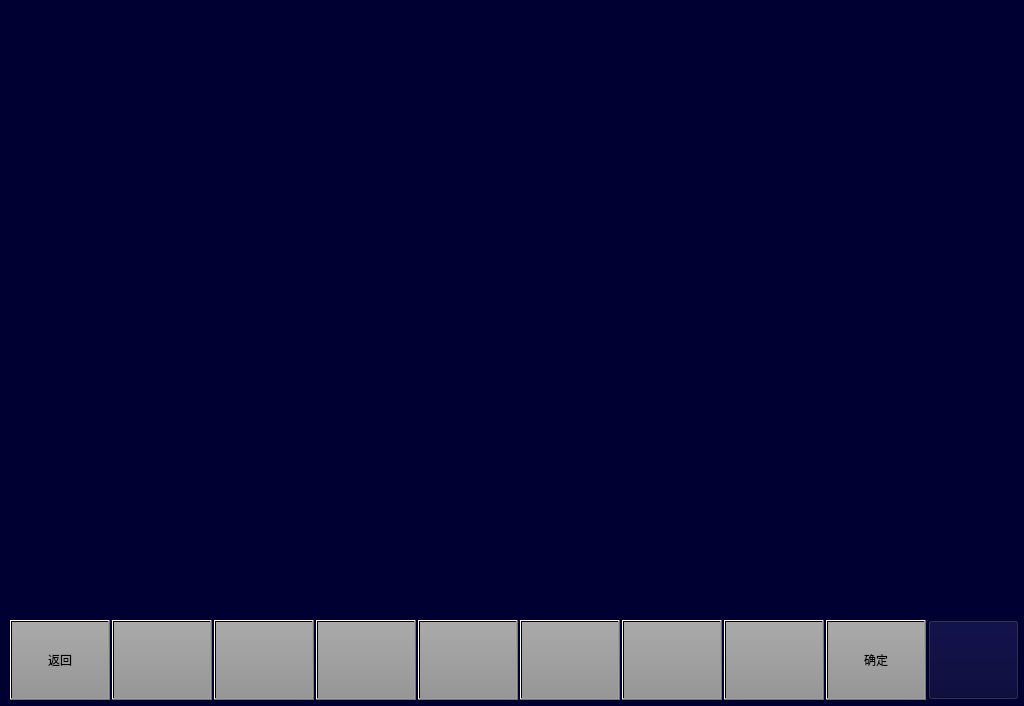
994656234/HHHTL1, file maintaincedatamanagepage.ui: the form before one commit.
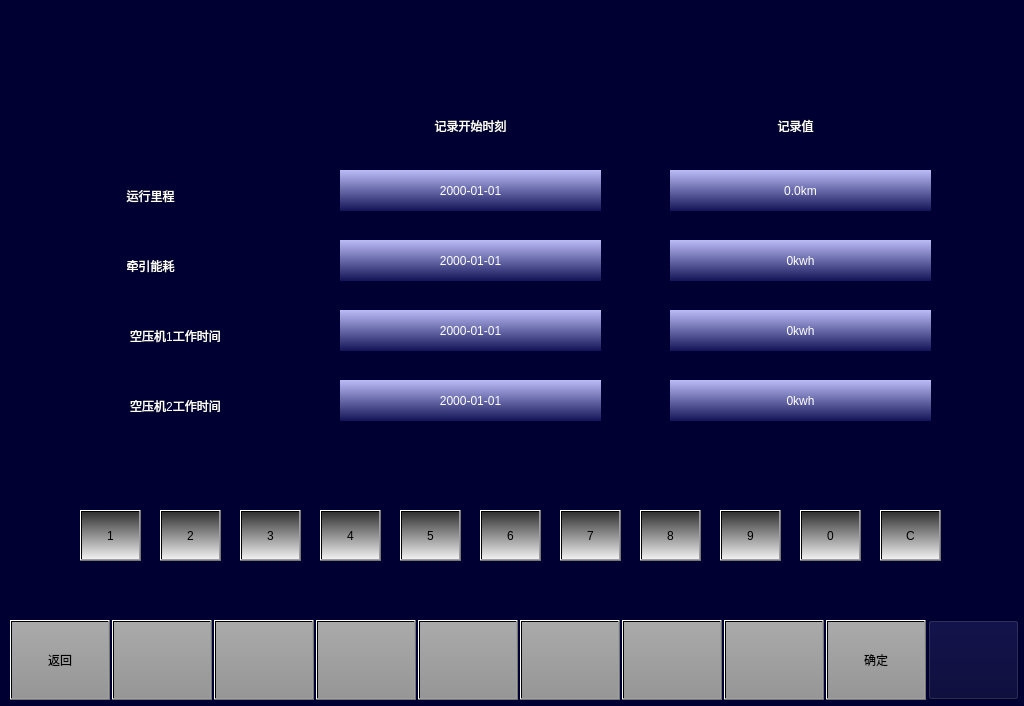
The form after the commit. Icons and pictures are not drawn.

```diff
--- a/maintaincedatamanagepage.ui
+++ b/maintaincedatamanagepage.ui
@@ -227,6 +227,509 @@
     <string/>
    </property>
   </widget>
+  <widget class="QLabel" name="lbl_1">
+   <property name="geometry">
+    <rect>
+     <x>90</x>
+     <y>180</y>
+     <width>121</width>
+     <height>31</height>
+    </rect>
+   </property>
+   <property name="styleSheet">
+    <string notr="true">color: rgb(255, 255, 255);
+font:20px &quot;微软雅黑&quot;;</string>
+   </property>
+   <property name="text">
+    <string>运行里程</string>
+   </property>
+   <property name="alignment">
+    <set>Qt::AlignCenter</set>
+   </property>
+  </widget>
+  <widget class="QLabel" name="lbl_2">
+   <property name="geometry">
+    <rect>
+     <x>90</x>
+     <y>250</y>
+     <width>121</width>
+     <height>31</height>
+    </rect>
+   </property>
+   <property name="styleSheet">
+    <string notr="true">color: rgb(255, 255, 255);
+font:20px &quot;微软雅黑&quot;;</string>
+   </property>
+   <property name="text">
+    <string>牵引能耗</string>
+   </property>
+   <property name="alignment">
+    <set>Qt::AlignCenter</set>
+   </property>
+  </widget>
+  <widget class="QLabel" name="lbl_3">
+   <property name="geometry">
+    <rect>
+     <x>90</x>
+     <y>320</y>
+     <width>171</width>
+     <height>31</height>
+    </rect>
+   </property>
+   <property name="styleSheet">
+    <string notr="true">color: rgb(255, 255, 255);
+font:20px &quot;微软雅黑&quot;;</string>
+   </property>
+   <property name="text">
+    <string>空压机1工作时间</string>
+   </property>
+   <property name="alignment">
+    <set>Qt::AlignCenter</set>
+   </property>
+  </widget>
+  <widget class="QLabel" name="lbl_4">
+   <property name="geometry">
+    <rect>
+     <x>90</x>
+     <y>390</y>
+     <width>171</width>
+     <height>31</height>
+    </rect>
+   </property>
+   <property name="styleSheet">
+    <string notr="true">color: rgb(255, 255, 255);
+font:20px &quot;微软雅黑&quot;;</string>
+   </property>
+   <property name="text">
+    <string>空压机2工作时间</string>
+   </property>
+   <property name="alignment">
+    <set>Qt::AlignCenter</set>
+   </property>
+  </widget>
+  <widget class="QLabel" name="lbl_5">
+   <property name="geometry">
+    <rect>
+     <x>400</x>
+     <y>110</y>
+     <width>141</width>
+     <height>31</height>
+    </rect>
+   </property>
+   <property name="styleSheet">
+    <string notr="true">color: rgb(255, 255, 255);
+font:20px &quot;微软雅黑&quot;;</string>
+   </property>
+   <property name="text">
+    <string>记录开始时刻</string>
+   </property>
+   <property name="alignment">
+    <set>Qt::AlignCenter</set>
+   </property>
+  </widget>
+  <widget class="QLabel" name="lbl_6">
+   <property name="geometry">
+    <rect>
+     <x>750</x>
+     <y>110</y>
+     <width>91</width>
+     <height>31</height>
+    </rect>
+   </property>
+   <property name="styleSheet">
+    <string notr="true">color: rgb(255, 255, 255);
+font:20px &quot;微软雅黑&quot;;</string>
+   </property>
+   <property name="text">
+    <string>记录值</string>
+   </property>
+   <property name="alignment">
+    <set>Qt::AlignCenter</set>
+   </property>
+  </widget>
+  <widget class="QPushButton" name="BTN_time_mileage">
+   <property name="geometry">
+    <rect>
+     <x>340</x>
+     <y>170</y>
+     <width>261</width>
+     <height>41</height>
+    </rect>
+   </property>
+   <property name="styleSheet">
+    <string notr="true">background: qlineargradient(x1:0, y1:0, x2:0, y2:1,stop:0 rgb(187,188,247) , stop:1 rgb(19,20,87));
+border:0px solid;
+color: rgb(255, 255, 255);
+font:20px &quot;微软雅黑&quot;;</string>
+   </property>
+   <property name="text">
+    <string>2000-01-01</string>
+   </property>
+  </widget>
+  <widget class="QPushButton" name="BTN_time_energy">
+   <property name="geometry">
+    <rect>
+     <x>340</x>
+     <y>240</y>
+     <width>261</width>
+     <height>41</height>
+    </rect>
+   </property>
+   <property name="styleSheet">
+    <string notr="true">background: qlineargradient(x1:0, y1:0, x2:0, y2:1,stop:0 rgb(187,188,247) , stop:1 rgb(19,20,87));
+border:0px solid;
+color: rgb(255, 255, 255);
+font:20px &quot;微软雅黑&quot;;</string>
+   </property>
+   <property name="text">
+    <string>2000-01-01</string>
+   </property>
+  </widget>
+  <widget class="QPushButton" name="BTN_time_airPress1">
+   <property name="geometry">
+    <rect>
+     <x>340</x>
+     <y>310</y>
+     <width>261</width>
+     <height>41</height>
+    </rect>
+   </property>
+   <property name="styleSheet">
+    <string notr="true">background: qlineargradient(x1:0, y1:0, x2:0, y2:1,stop:0 rgb(187,188,247) , stop:1 rgb(19,20,87));
+border:0px solid;
+color: rgb(255, 255, 255);
+font:20px &quot;微软雅黑&quot;;</string>
+   </property>
+   <property name="text">
+    <string>2000-01-01</string>
+   </property>
+  </widget>
+  <widget class="QPushButton" name="BTN_time_airPress2">
+   <property name="geometry">
+    <rect>
+     <x>340</x>
+     <y>380</y>
+     <width>261</width>
+     <height>41</height>
+    </rect>
+   </property>
+   <property name="styleSheet">
+    <string notr="true">background: qlineargradient(x1:0, y1:0, x2:0, y2:1,stop:0 rgb(187,188,247) , stop:1 rgb(19,20,87));
+border:0px solid;
+color: rgb(255, 255, 255);
+font:20px &quot;微软雅黑&quot;;</string>
+   </property>
+   <property name="text">
+    <string>2000-01-01</string>
+   </property>
+  </widget>
+  <widget class="QPushButton" name="BTN_value_mileage">
+   <property name="geometry">
+    <rect>
+     <x>670</x>
+     <y>170</y>
+     <width>261</width>
+     <height>41</height>
+    </rect>
+   </property>
+   <property name="styleSheet">
+    <string notr="true">background: qlineargradient(x1:0, y1:0, x2:0, y2:1,stop:0 rgb(187,188,247) , stop:1 rgb(19,20,87));
+border:0px solid;
+color: rgb(255, 255, 255);
+font:20px &quot;微软雅黑&quot;;</string>
+   </property>
+   <property name="text">
+    <string>0.0km</string>
+   </property>
+  </widget>
+  <widget class="QPushButton" name="BTN_value_energy">
+   <property name="geometry">
+    <rect>
+     <x>670</x>
+     <y>240</y>
+     <width>261</width>
+     <height>41</height>
+    </rect>
+   </property>
+   <property name="styleSheet">
+    <string notr="true">background: qlineargradient(x1:0, y1:0, x2:0, y2:1,stop:0 rgb(187,188,247) , stop:1 rgb(19,20,87));
+border:0px solid;
+color: rgb(255, 255, 255);
+font:20px &quot;微软雅黑&quot;;</string>
+   </property>
+   <property name="text">
+    <string>0kwh</string>
+   </property>
+  </widget>
+  <widget class="QPushButton" name="BTN_value_airPress1">
+   <property name="geometry">
+    <rect>
+     <x>670</x>
+     <y>310</y>
+     <width>261</width>
+     <height>41</height>
+    </rect>
+   </property>
+   <property name="styleSheet">
+    <string notr="true">background: qlineargradient(x1:0, y1:0, x2:0, y2:1,stop:0 rgb(187,188,247) , stop:1 rgb(19,20,87));
+border:0px solid;
+color: rgb(255, 255, 255);
+font:20px &quot;微软雅黑&quot;;</string>
+   </property>
+   <property name="text">
+    <string>0kwh</string>
+   </property>
+  </widget>
+  <widget class="QPushButton" name="BTN_value_airPress2">
+   <property name="geometry">
+    <rect>
+     <x>670</x>
+     <y>380</y>
+     <width>261</width>
+     <height>41</height>
+    </rect>
+   </property>
+   <property name="styleSheet">
+    <string notr="true">background: qlineargradient(x1:0, y1:0, x2:0, y2:1,stop:0 rgb(187,188,247) , stop:1 rgb(19,20,87));
+border:0px solid;
+color: rgb(255, 255, 255);
+font:20px &quot;微软雅黑&quot;;</string>
+   </property>
+   <property name="text">
+    <string>0kwh</string>
+   </property>
+  </widget>
+  <widget class="QPushButton" name="BTNNum1">
+   <property name="geometry">
+    <rect>
+     <x>80</x>
+     <y>510</y>
+     <width>61</width>
+     <height>51</height>
+    </rect>
+   </property>
+   <property name="focusPolicy">
+    <enum>Qt::NoFocus</enum>
+   </property>
+   <property name="styleSheet">
+    <string notr="true">font: 20px, &quot;微软雅黑&quot;;
+color: black;
+background:qlineargradient(spread:pad,x1:0,y1:0,x2:0,y2:1,stop:0 rgba(50,50,50,255),stop:1 rgba(240,240,240,255));</string>
+   </property>
+   <property name="text">
+    <string>1</string>
+   </property>
+  </widget>
+  <widget class="QPushButton" name="BTNNum2">
+   <property name="geometry">
+    <rect>
+     <x>160</x>
+     <y>510</y>
+     <width>61</width>
+     <height>51</height>
+    </rect>
+   </property>
+   <property name="focusPolicy">
+    <enum>Qt::NoFocus</enum>
+   </property>
+   <property name="styleSheet">
+    <string notr="true">font: 20px, &quot;微软雅黑&quot;;
+color: black;
+background:qlineargradient(spread:pad,x1:0,y1:0,x2:0,y2:1,stop:0 rgba(50,50,50,255),stop:1 rgba(240,240,240,255));</string>
+   </property>
+   <property name="text">
+    <string>2</string>
+   </property>
+  </widget>
+  <widget class="QPushButton" name="BTNNum3">
+   <property name="geometry">
+    <rect>
+     <x>240</x>
+     <y>510</y>
+     <width>61</width>
+     <height>51</height>
+    </rect>
+   </property>
+   <property name="focusPolicy">
+    <enum>Qt::NoFocus</enum>
+   </property>
+   <property name="styleSheet">
+    <string notr="true">font: 20px, &quot;微软雅黑&quot;;
+color: black;
+background:qlineargradient(spread:pad,x1:0,y1:0,x2:0,y2:1,stop:0 rgba(50,50,50,255),stop:1 rgba(240,240,240,255));</string>
+   </property>
+   <property name="text">
+    <string>3</string>
+   </property>
+  </widget>
+  <widget class="QPushButton" name="BTNNum4">
+   <property name="geometry">
+    <rect>
+     <x>320</x>
+     <y>510</y>
+     <width>61</width>
+     <height>51</height>
+    </rect>
+   </property>
+   <property name="focusPolicy">
+    <enum>Qt::NoFocus</enum>
+   </property>
+   <property name="styleSheet">
+    <string notr="true">font: 20px, &quot;微软雅黑&quot;;
+color: black;
+background:qlineargradient(spread:pad,x1:0,y1:0,x2:0,y2:1,stop:0 rgba(50,50,50,255),stop:1 rgba(240,240,240,255));</string>
+   </property>
+   <property name="text">
+    <string>4</string>
+   </property>
+  </widget>
+  <widget class="QPushButton" name="BTNNum5">
+   <property name="geometry">
+    <rect>
+     <x>400</x>
+     <y>510</y>
+     <width>61</width>
+     <height>51</height>
+    </rect>
+   </property>
+   <property name="focusPolicy">
+    <enum>Qt::NoFocus</enum>
+   </property>
+   <property name="styleSheet">
+    <string notr="true">font: 20px, &quot;微软雅黑&quot;;
+color: black;
+background:qlineargradient(spread:pad,x1:0,y1:0,x2:0,y2:1,stop:0 rgba(50,50,50,255),stop:1 rgba(240,240,240,255));</string>
+   </property>
+   <property name="text">
+    <string>5</string>
+   </property>
+  </widget>
+  <widget class="QPushButton" name="BTNNum6">
+   <property name="geometry">
+    <rect>
+     <x>480</x>
+     <y>510</y>
+     <width>61</width>
+     <height>51</height>
+    </rect>
+   </property>
+   <property name="focusPolicy">
+    <enum>Qt::NoFocus</enum>
+   </property>
+   <property name="styleSheet">
+    <string notr="true">font: 20px, &quot;微软雅黑&quot;;
+color: black;
+background:qlineargradient(spread:pad,x1:0,y1:0,x2:0,y2:1,stop:0 rgba(50,50,50,255),stop:1 rgba(240,240,240,255));</string>
+   </property>
+   <property name="text">
+    <string>6</string>
+   </property>
+  </widget>
+  <widget class="QPushButton" name="BTNNum7">
+   <property name="geometry">
+    <rect>
+     <x>560</x>
+     <y>510</y>
+     <width>61</width>
+     <height>51</height>
+    </rect>
+   </property>
+   <property name="focusPolicy">
+    <enum>Qt::NoFocus</enum>
+   </property>
+   <property name="styleSheet">
+    <string notr="true">font: 20px, &quot;微软雅黑&quot;;
+color: black;
+background:qlineargradient(spread:pad,x1:0,y1:0,x2:0,y2:1,stop:0 rgba(50,50,50,255),stop:1 rgba(240,240,240,255));</string>
+   </property>
+   <property name="text">
+    <string>7</string>
+   </property>
+  </widget>
+  <widget class="QPushButton" name="BTNNum8">
+   <property name="geometry">
+    <rect>
+     <x>640</x>
+     <y>510</y>
+     <width>61</width>
+     <height>51</height>
+    </rect>
+   </property>
+   <property name="focusPolicy">
+    <enum>Qt::NoFocus</enum>
+   </property>
+   <property name="styleSheet">
+    <string notr="true">font: 20px, &quot;微软雅黑&quot;;
+color: black;
+background:qlineargradient(spread:pad,x1:0,y1:0,x2:0,y2:1,stop:0 rgba(50,50,50,255),stop:1 rgba(240,240,240,255));</string>
+   </property>
+   <property name="text">
+    <string>8</string>
+   </property>
+  </widget>
+  <widget class="QPushButton" name="BTNNum9">
+   <property name="geometry">
+    <rect>
+     <x>720</x>
+     <y>510</y>
+     <width>61</width>
+     <height>51</height>
+    </rect>
+   </property>
+   <property name="focusPolicy">
+    <enum>Qt::NoFocus</enum>
+   </property>
+   <property name="styleSheet">
+    <string notr="true">font: 20px, &quot;微软雅黑&quot;;
+color: black;
+background:qlineargradient(spread:pad,x1:0,y1:0,x2:0,y2:1,stop:0 rgba(50,50,50,255),stop:1 rgba(240,240,240,255));</string>
+   </property>
+   <property name="text">
+    <string>9</string>
+   </property>
+  </widget>
+  <widget class="QPushButton" name="BTNNum0">
+   <property name="geometry">
+    <rect>
+     <x>800</x>
+     <y>510</y>
+     <width>61</width>
+     <height>51</height>
+    </rect>
+   </property>
+   <property name="focusPolicy">
+    <enum>Qt::NoFocus</enum>
+   </property>
+   <property name="styleSheet">
+    <string notr="true">font: 20px, &quot;微软雅黑&quot;;
+color: black;
+background:qlineargradient(spread:pad,x1:0,y1:0,x2:0,y2:1,stop:0 rgba(50,50,50,255),stop:1 rgba(240,240,240,255));</string>
+   </property>
+   <property name="text">
+    <string>0</string>
+   </property>
+  </widget>
+  <widget class="QPushButton" name="BTNNumC">
+   <property name="geometry">
+    <rect>
+     <x>880</x>
+     <y>510</y>
+     <width>61</width>
+     <height>51</height>
+    </rect>
+   </property>
+   <property name="focusPolicy">
+    <enum>Qt::NoFocus</enum>
+   </property>
+   <property name="styleSheet">
+    <string notr="true">font: 20px, &quot;微软雅黑&quot;;
+color: black;
+background:qlineargradient(spread:pad,x1:0,y1:0,x2:0,y2:1,stop:0 rgba(50,50,50,255),stop:1 rgba(240,240,240,255));</string>
+   </property>
+   <property name="text">
+    <string>C</string>
+   </property>
+  </widget>
  </widget>
  <resources/>
  <connections/>
```
